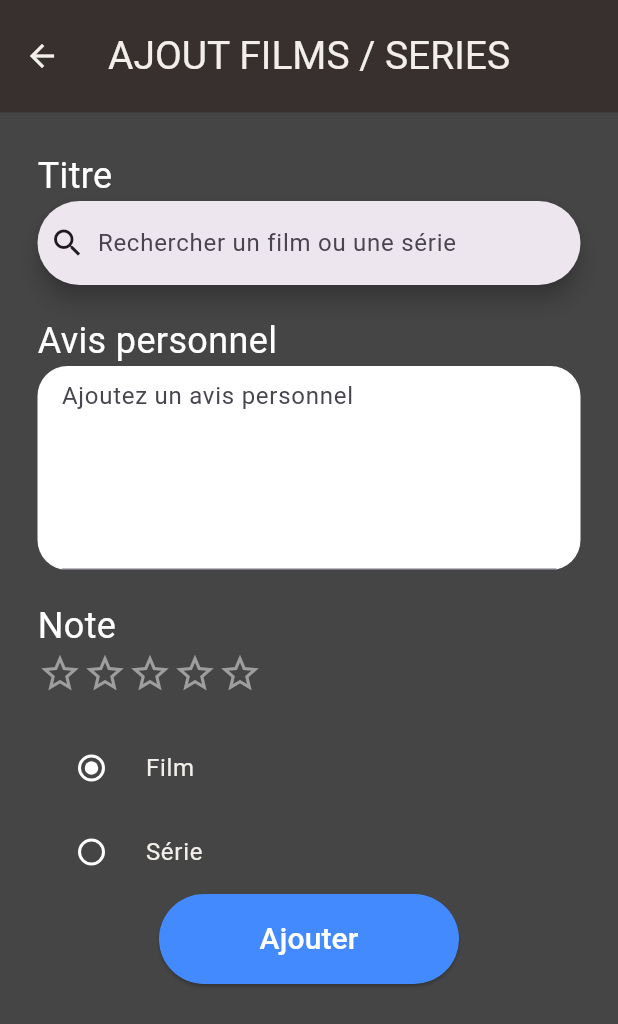
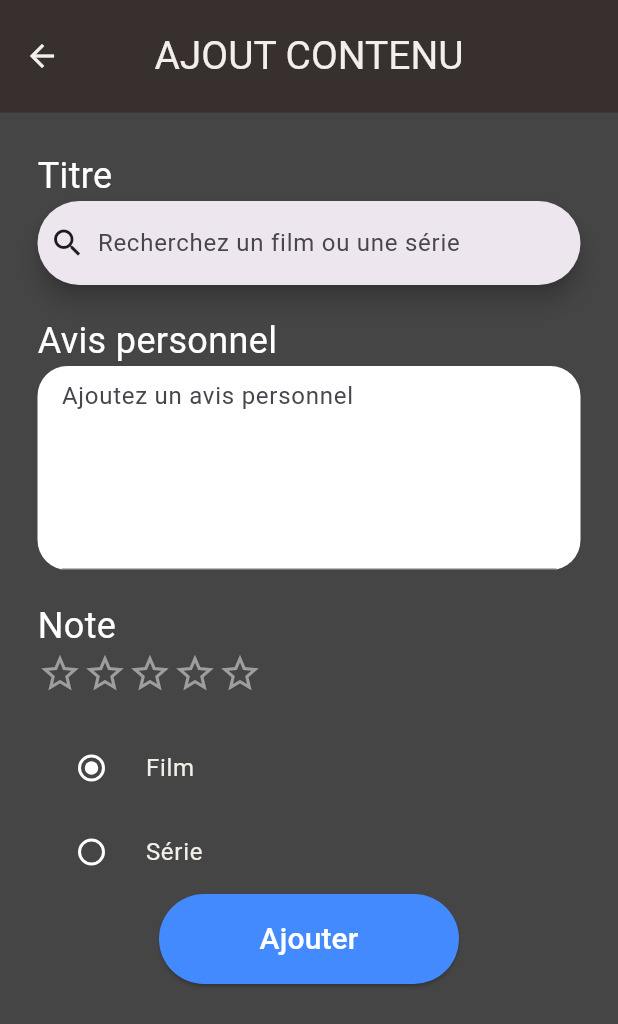
Before and after one commit to Nicksow/cinerate, a Flutter app: the HomePage screen opened by its route, after a tap on the "add" icon, on a phone screen of 412 x 824 dp. Shown: the top 1024 px of the screen. Run offline on Flutter 3.47's test engine with Material 3 defaults, Android fonts, the light colour scheme and no system bars; drawn by our look-alikes of flutter_rating; our stand-ins replace cloud_firestore, firebase_auth, firebase_core, flutter_bloc; accounts and stored records are empty; statements that could not run were skipped.

Commit message:
final commit

```diff
--- a/lib/pages/add_page.dart
+++ b/lib/pages/add_page.dart
@@ -22,7 +22,7 @@ class AddPage extends StatelessWidget {
         toolbarHeight: 75,
         backgroundColor: const Color(0xff38302E),
         centerTitle: true,
-        title: Text('AJOUT FILMS / SERIES', style: TextStyle(fontSize: 26, color: Color(0xffF2EFEA))),
+        title: Text('AJOUT CONTENU', style: TextStyle(fontSize: 26, color: Color(0xffF2EFEA))),
       ),
       body: const SingleChildScrollView(child: DataPage()),
     );
@@ -83,7 +83,7 @@ class _DataPageState extends State<DataPage> {
         Expanded(
           child: SearchBar(
             controller: _textFieldController,
-            hintText: 'Rechercher un film ou une série',
+            hintText: 'Recherchez un film ou une série',
             leading: const Icon(Icons.search),
             onChanged: (value) {
               movieDBBloc.add(MovieDBLoadEvent(query: value));
--- a/lib/pages/detail_page.dart
+++ b/lib/pages/detail_page.dart
@@ -18,7 +18,7 @@ class DetailPage extends StatelessWidget {
         toolbarHeight: 75,
         backgroundColor: const Color(0xff38302E),
         centerTitle: true,
-        title: Text('DETAILS',style: TextStyle(fontSize: 26,color: Color(0xffF2EFEA))),
+        title: Text('DÉTAILS',style: TextStyle(fontSize: 26,color: Color(0xffF2EFEA))),
       ),
       body: SingleChildScrollView(child: DetailsContent()),
     );
--- a/lib/pages/home_page.dart
+++ b/lib/pages/home_page.dart
@@ -32,7 +32,7 @@ class _HomePage extends State<HomePage> {
               ),
               tabs: const [
                 Tab(child: Text( "FILMS", style: TextStyle(fontSize: 20, color: Color(0xffF2EFEA)))),
-                Tab(child: Text( "SERIES",style: TextStyle(fontSize: 20, color: Color(0xffF2EFEA)))),
+                Tab(child: Text( "SÉRIES",style: TextStyle(fontSize: 20, color: Color(0xffF2EFEA)))),
               ],
             ),
           ),
```
